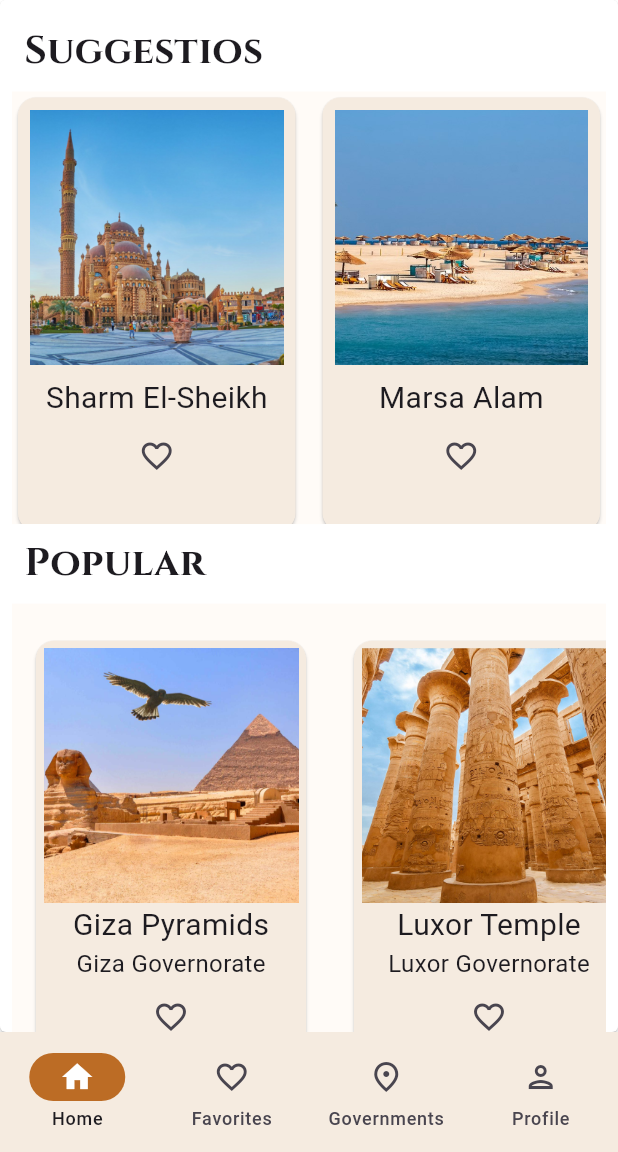
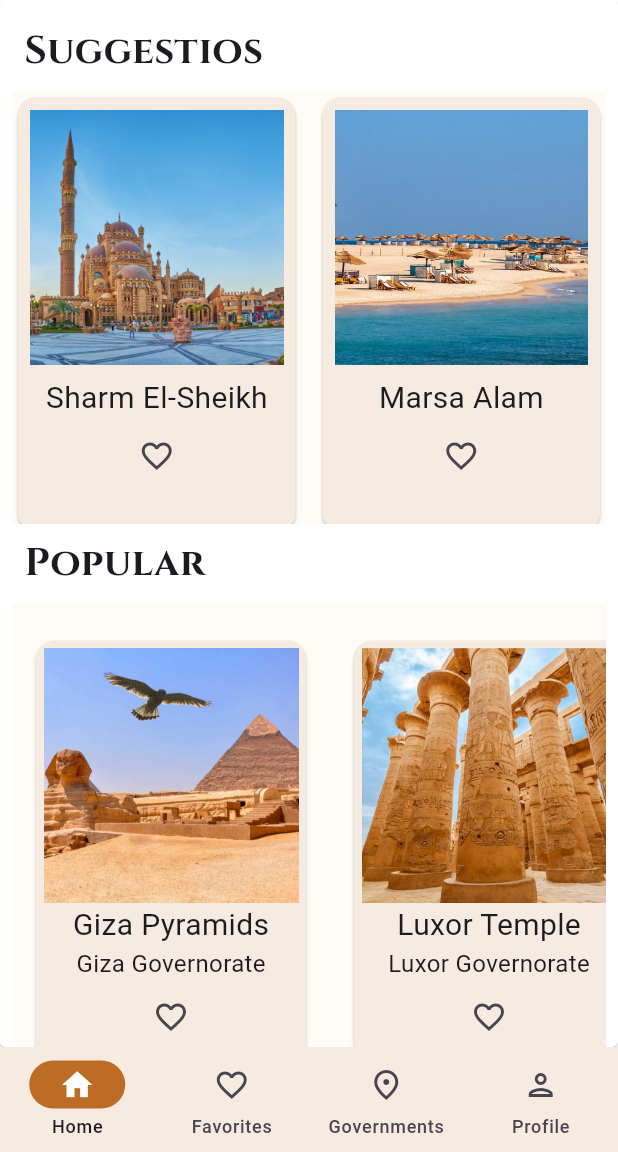
Before and after one commit to mariooom/Tourist-Guide-App-for-Egypt, a Flutter app: the Homepage screen opened directly, on a phone screen of 412 x 824 dp, the part 84-1236 px from its top. Run offline on Flutter 3.47's test engine with Material 3 defaults, Android fonts, the phone set to English and light mode, and no system bars; our stand-ins replace intl_phone_field.

Commit message:
Update homepage.dart

```diff
--- a/lib/homepage.dart
+++ b/lib/homepage.dart
@@ -16,24 +16,26 @@ class Homepage extends StatefulWidget {
 
 class _HomepageState extends State<Homepage> {
   final storedEmail = SignUpPage.userCredentials['email'];
+  final storedFirstName = SignUpPage.userCredentials['firstName'] ?? 'N/A';
+  final storedLastName = SignUpPage.userCredentials['lastName'] ?? 'N/A';
   int currentPageIndex = 0;
 
-  //a list to store favorite places
+  // List to store favorite places
   final Set<Map<String, String>> _favorites = {};
 
-  //a list of pages in the app
+  // List of navigation pages in the app
   final List<Widget> _pages = [
     HomeContent(),
     Favourite(favorites: []),
-    Governments(onAddToFavorites: (place) {}),
+    Governments(onAddToFavorites: (place) {}), // Placeholder, will be updated
     ProfilePage(),
   ];
 
-  //method used to add a place to favorites
+  // Method to add a place to favorites
   void addToFavorites(Map<String, String> place) {
     setState(() {
       _favorites.add(place);
-      //to update the Favourite page with the latest favorites
+      // Update the Favourite page with the latest favorites
       _pages[1] = Favourite(favorites: _favorites.toList());
     });
   }
@@ -41,7 +43,7 @@ class _HomepageState extends State<Homepage> {
   @override
   void initState() {
     super.initState();
-    //to initialize the Governments widget with the addToFavorites function
+    // Initialize the Governments widget with the addToFavorites function
     _pages[2] = Governments(onAddToFavorites: addToFavorites);
   }
 
@@ -101,7 +103,7 @@ class _HomepageState extends State<Homepage> {
         ),
       ),
       body: OpenContainer(
-        transitionDuration: Duration(seconds: 1),
+        transitionDuration: Duration(seconds: 2),
         closedBuilder: (context, action) {
           return _pages[currentPageIndex];
         },
@@ -110,6 +112,8 @@ class _HomepageState extends State<Homepage> {
         },
       ),
       bottomNavigationBar: NavigationBar(
+        height: 70,
+        animationDuration: Duration(seconds: 2),
         backgroundColor: Color(0xFFf5ebe0),
         onDestinationSelected: (int index) {
           setState(() {
@@ -188,7 +192,8 @@ class HomeContent extends StatelessWidget {
                   height: screenHeight * 0.35,
                   child: Suggestions(
                     onAddToFavorites: (place) {
-                      final homeState = context.findAncestorStateOfType<_HomepageState>();
+                      final homeState =
+                          context.findAncestorStateOfType<_HomepageState>();
                       homeState?.addToFavorites(place);
                     },
                   ),
@@ -208,7 +213,8 @@ class HomeContent extends StatelessWidget {
                   height: screenHeight * 0.4,
                   child: Popular(
                     onAddToFavorites: (place) {
-                      final homeState = context.findAncestorStateOfType<_HomepageState>();
+                      final homeState =
+                          context.findAncestorStateOfType<_HomepageState>();
                       homeState?.addToFavorites(place);
                     },
                   ),
```
